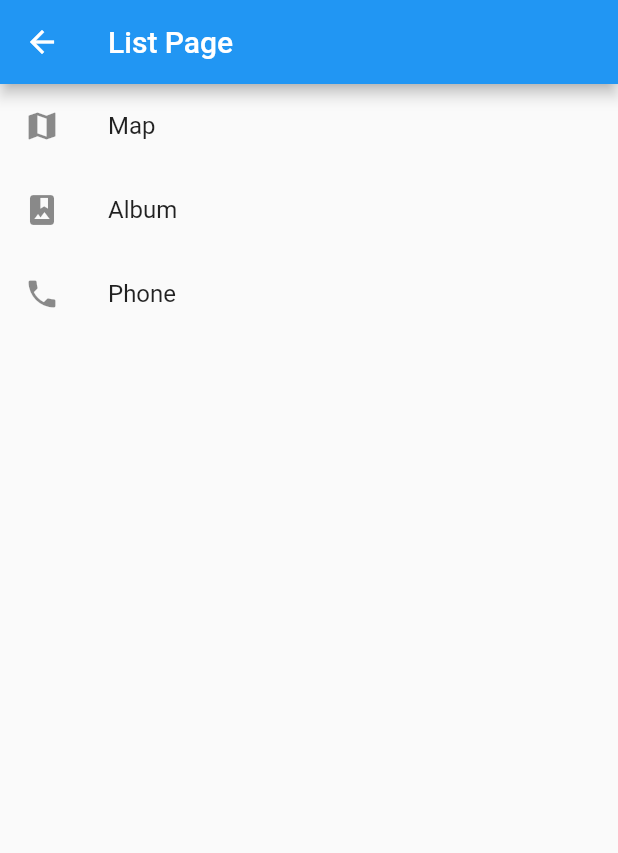
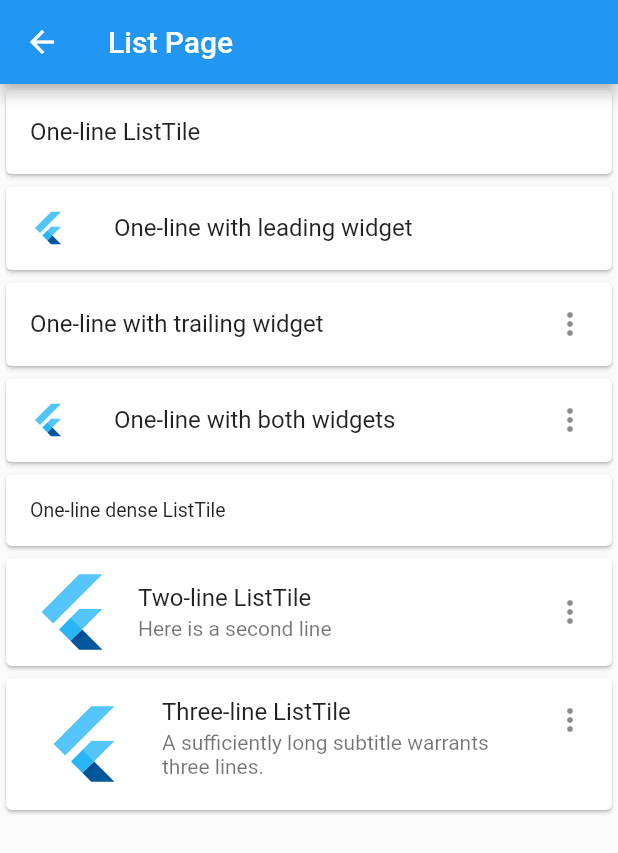
Before and after one commit to michellhornung/flutter_map_boiler_plate, a Flutter app: the ListPage screen opened directly, on a phone screen of 412 x 824 dp. Shown: the top 853 px of the screen. Run offline on Flutter 3.47's test engine with Material 2 defaults, Android fonts, the phone set to English and light mode, and no system bars; our stand-ins replace google_maps_flutter.

Commit message:
New list

```diff
--- a/lib/pages/list.dart
+++ b/lib/pages/list.dart
@@ -5,25 +5,56 @@ class ListPage extends StatelessWidget {
   @override
   Widget build(BuildContext context) {
     return Scaffold(
-      appBar: AppBar(
-        title: Text('List Page'),
-      ),
-      body: ListView(
-          children: <Widget>[
-            ListTile(
-              leading: Icon(Icons.map),
-              title: Text('Map'),
+        appBar: AppBar(
+          title: Text('List Page'),
+        ),
+        body: ListView(
+          children: const <Widget>[
+            Card(child: ListTile(title: Text('One-line ListTile'))),
+            Card(
+              child: ListTile(
+                leading: FlutterLogo(),
+                title: Text('One-line with leading widget'),
+              ),
             ),
-            ListTile(
-              leading: Icon(Icons.photo_album),
-              title: Text('Album'),
+            Card(
+              child: ListTile(
+                title: Text('One-line with trailing widget'),
+                trailing: Icon(Icons.more_vert),
+              ),
             ),
-            ListTile(
-              leading: Icon(Icons.phone),
-              title: Text('Phone'),
+            Card(
+              child: ListTile(
+                leading: FlutterLogo(),
+                title: Text('One-line with both widgets'),
+                trailing: Icon(Icons.more_vert),
+              ),
+            ),
+            Card(
+              child: ListTile(
+                title: Text('One-line dense ListTile'),
+                dense: true,
+              ),
+            ),
+            Card(
+              child: ListTile(
+                leading: FlutterLogo(size: 56.0),
+                title: Text('Two-line ListTile'),
+                subtitle: Text('Here is a second line'),
+                trailing: Icon(Icons.more_vert),
+              ),
+            ),
+            Card(
+              child: ListTile(
+                leading: FlutterLogo(size: 72.0),
+                title: Text('Three-line ListTile'),
+                subtitle:
+                    Text('A sufficiently long subtitle warrants three lines.'),
+                trailing: Icon(Icons.more_vert),
+                isThreeLine: true,
+              ),
             ),
           ],
-        ),
-    );
+        ));
   }
 }
```
